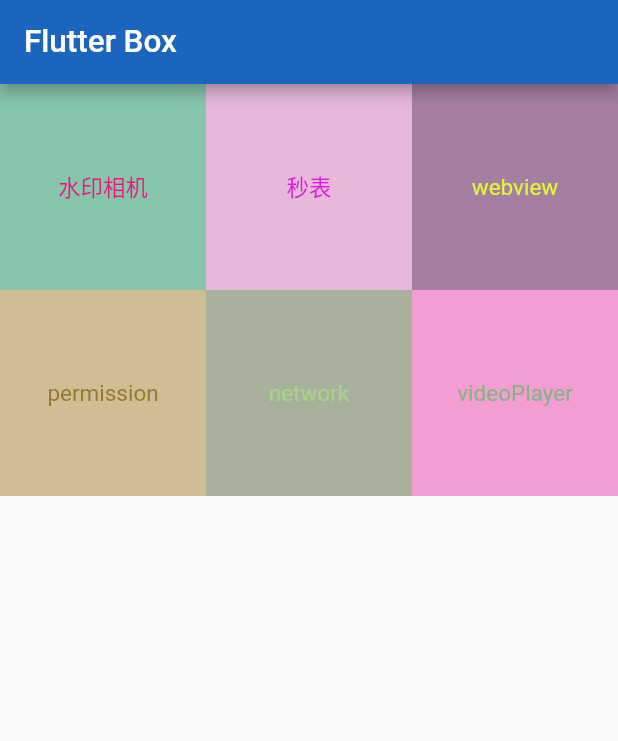
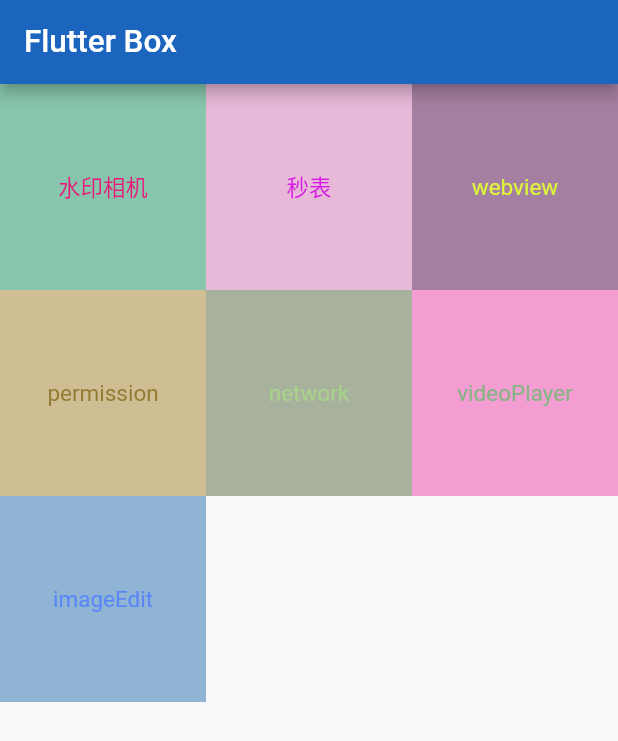
Before and after one commit to keepgagaga/flutter_box, a Flutter app: the screen it shows after launch, on a phone screen of 412 x 824 dp. Shown: the top 741 px of the screen. Run offline on Flutter 3.47's test engine with Material 2 defaults, Android fonts, the phone set to English and light mode, and no system bars; our stand-ins replace camera, connectivity_plus, flutter_bloc, flutter_smart_dialog, image_gallery_saver, permission_handler and 2 more; missing offline and left inert: window_manager; generated files the repository leaves out were written again.

Commit message:
add image edit

```diff
--- a/lib/pages/mobile/Home.dart
+++ b/lib/pages/mobile/Home.dart
@@ -44,6 +44,10 @@ class _HomeState extends State<Home> {
       {
         'label': 'videoPlayer',
         'callback': () => _navTo('videoPlayer'),
+      },
+      {
+        'label': 'imageEdit',
+        'callback': () => _navTo('imageEdit'),
       },
     ];
   }
--- a/lib/pages/mobile/routes.dart
+++ b/lib/pages/mobile/routes.dart
@@ -1,4 +1,5 @@
 import 'package:flutter/material.dart';
+import 'package:flutter_box/pages/mobile/ImageEdit.dart';
 import 'package:flutter_box/pages/mobile/NetworkStatus.dart';
 import 'package:flutter_box/pages/mobile/PermissionPage.dart';
 import 'package:flutter_box/pages/mobile/StopWatchPage.dart';
@@ -11,4 +12,5 @@ Map<String, WidgetBuilder> routes = {
   '/permission': (context) => PermissionPage(),
   '/webview': (context) => WebViewPage(),
   '/videoPlayer': (context) => VideoPageView(),
+  '/imageEdit': (context) => ImageEdit(),
 };
```
Also changed, not shown: lib/pages/mobile/ImageEdit.dart (added, +26 -0 lines), 1 other file.
